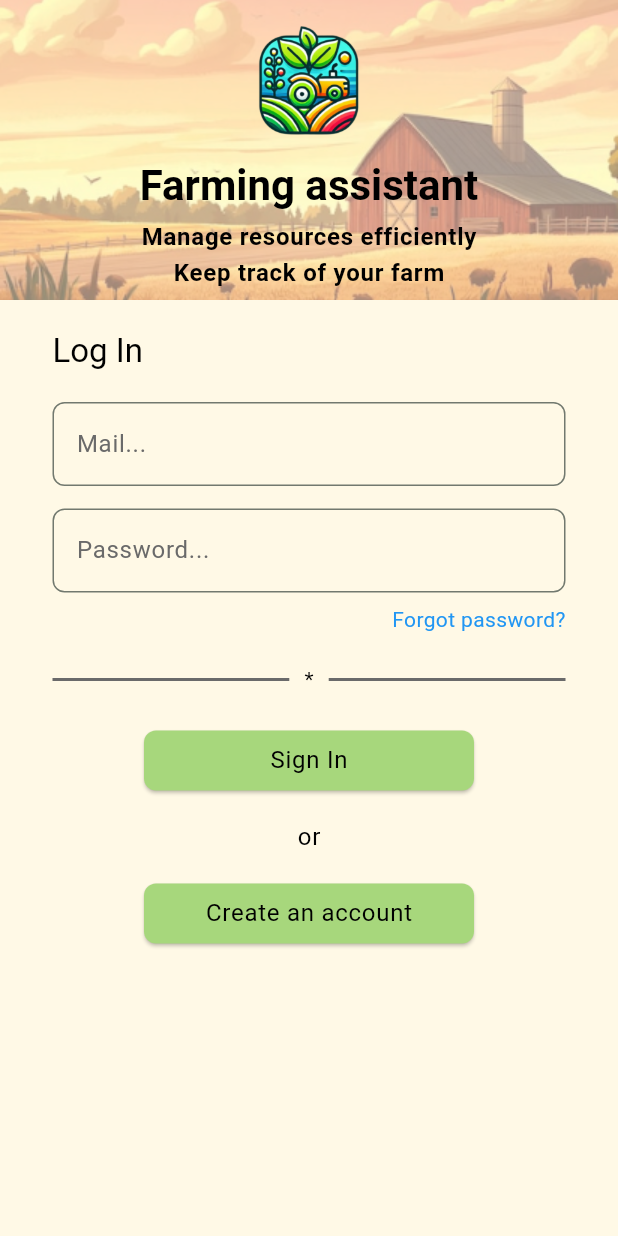
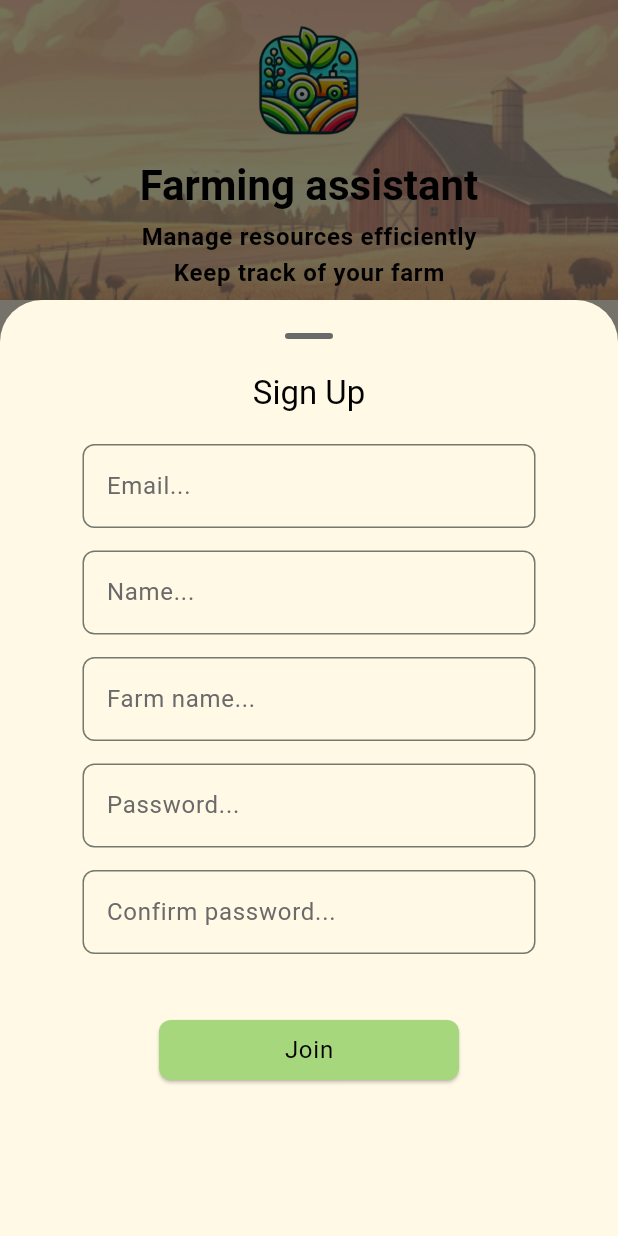
Before and after one commit to Cozma-Alex/Frontend-Farming-Assistant, a Flutter app: the screen it shows after launch, after a tap on "Create an account", on a phone screen of 412 x 824 dp. Run offline on Flutter 3.47's test engine with Material 3 defaults, Android fonts, the phone set to English and light mode, and no system bars.

Commit message:
FA-5: register widget text fields and button done

```diff
--- a/farming_assistant/lib/main.dart
+++ b/farming_assistant/lib/main.dart
@@ -32,6 +32,9 @@ class MyApp extends StatelessWidget {
           onSurface: Colors.black,
           onSurfaceVariant: const Color(0xFF6A6A6A),
         ),
+        bottomSheetTheme: const BottomSheetThemeData(
+          backgroundColor: Color(0xFFFFF9E6),
+        ),
         useMaterial3: true,
       ),
       home: const LoginScreen(),
--- a/farming_assistant/lib/screens/login_screen.dart
+++ b/farming_assistant/lib/screens/login_screen.dart
@@ -1,3 +1,4 @@
+import 'package:farming_assistant/widgets/register_widget.dart';
 import 'package:flutter/material.dart';
 
 class LoginScreen extends StatefulWidget {
@@ -8,6 +9,18 @@ class LoginScreen extends StatefulWidget {
 }
 
 class _LoginScreenState extends State<LoginScreen> {
+  void _openRegisterWidget() {
+    showModalBottomSheet(
+      isScrollControlled: true,
+      showDragHandle: true,
+      useSafeArea: true,
+      context: context,
+      builder: (BuildContext context) {
+        return const RegisterWidget();
+      },
+    );
+  }
+
   @override
   Widget build(BuildContext context) {
     double containerHeight = 200;
@@ -34,7 +47,6 @@ class _LoginScreenState extends State<LoginScreen> {
                   height: containerHeight,
                   child: Column(
                     mainAxisAlignment: MainAxisAlignment.center,
-                    crossAxisAlignment: CrossAxisAlignment.center,
                     children: [
                       const Image(
                         image: AssetImage("assets/images/logo.png"),
@@ -90,7 +102,7 @@ class _LoginScreenState extends State<LoginScreen> {
                   const SizedBox(height: 20),
                   TextField(
                     decoration: InputDecoration(
-                      hintText: 'Mail...',
+                      hintText: 'Email...',
                       hintStyle: Theme.of(context)
                           .textTheme
                           .bodyLarge
@@ -184,7 +196,7 @@ class _LoginScreenState extends State<LoginScreen> {
                   SizedBox(
                     width: 220,
                     child: ElevatedButton(
-                      onPressed: () {},
+                      onPressed: _openRegisterWidget,
                       style: ElevatedButton.styleFrom(
                         backgroundColor: Theme.of(context).colorScheme.primary,
                         shape: RoundedRectangleBorder(
--- /dev/null
+++ b/farming_assistant/lib/widgets/register_widget.dart
@@ -0,0 +1,113 @@
+import 'package:flutter/material.dart';
+
+class RegisterWidget extends StatefulWidget {
+  const RegisterWidget({super.key});
+
+  @override
+  State<RegisterWidget> createState() => _RegisterWidgetState();
+}
+
+class _RegisterWidgetState extends State<RegisterWidget> {
+  @override
+  Widget build(BuildContext context) {
+    return SingleChildScrollView(
+        child: Padding(
+          padding: const EdgeInsets.symmetric(horizontal: 55),
+          child: Column(
+            children: [
+              Text(
+                'Sign Up',
+                style: Theme.of(context).textTheme.titleLarge?.copyWith(
+                      color: Theme.of(context).colorScheme.onSurface,
+                    ),
+              ),
+              const SizedBox(height: 20),
+              TextField(
+                decoration: InputDecoration(
+                  hintText: 'Email...',
+                  hintStyle: Theme.of(context).textTheme.bodyLarge?.copyWith(
+                        color: Theme.of(context).colorScheme.onSurfaceVariant,
+                      ),
+                  border: OutlineInputBorder(
+                    borderRadius: BorderRadius.circular(8),
+                  ),
+                ),
+              ),
+              const SizedBox(height: 15),
+              TextField(
+                decoration: InputDecoration(
+                  hintText: 'Name...',
+                  hintStyle: Theme.of(context).textTheme.bodyLarge?.copyWith(
+                        color: Theme.of(context).colorScheme.onSurfaceVariant,
+                      ),
+                  border: OutlineInputBorder(
+                    borderRadius: BorderRadius.circular(8),
+                  ),
+                ),
+              ),
+              const SizedBox(height: 15),
+              TextField(
+                decoration: InputDecoration(
+                  hintText: 'Farm name...',
+                  hintStyle: Theme.of(context).textTheme.bodyLarge?.copyWith(
+                    color: Theme.of(context).colorScheme.onSurfaceVariant,
+                  ),
+                  border: OutlineInputBorder(
+                    borderRadius: BorderRadius.circular(8),
+                  ),
+                ),
+              ),
+              const SizedBox(height: 15),
+              TextField(
+                obscureText: true,
+                obscuringCharacter: '*',
+                decoration: InputDecoration(
+                  hintText: 'Password...',
+                  hintStyle: Theme.of(context).textTheme.bodyLarge?.copyWith(
+                        color: Theme.of(context).colorScheme.onSurfaceVariant,
+                      ),
+                  border: OutlineInputBorder(
+                    borderRadius: BorderRadius.circular(8),
+                  ),
+                ),
+              ),
+              const SizedBox(height: 15),
+              TextField(
+                obscureText: true,
+                obscuringCharacter: '*',
+                decoration: InputDecoration(
+                  hintText: 'Confirm password...',
+                  hintStyle: Theme.of(context).textTheme.bodyLarge?.copyWith(
+                        color: Theme.of(context).colorScheme.onSurfaceVariant,
+                      ),
+                  border: OutlineInputBorder(
+                    borderRadius: BorderRadius.circular(8),
+                  ),
+                ),
+              ),
+              const SizedBox(height: 40),
+              SizedBox(
+                width: 200,
+                child: ElevatedButton(
+                  onPressed: () {},
+                  style: ElevatedButton.styleFrom(
+                    backgroundColor: Theme.of(context).colorScheme.primary,
+                    shape: RoundedRectangleBorder(
+                      borderRadius: BorderRadius.circular(8),
+                    ),
+                  ),
+                  child: Text(
+                    'Join',
+                    style: Theme.of(context).textTheme.bodyLarge?.copyWith(
+                      color: Theme.of(context).colorScheme.onSurface,
+                    ),
+                  ),
+                ),
+              ),
+              const SizedBox(height: 100),
+            ],
+          ),
+        ),
+      );
+  }
+}
```
